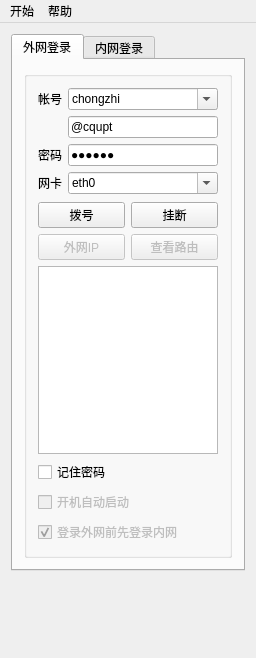
Qt form ui/mainwindow.ui (tlightsky/openkeeper) before a commit.
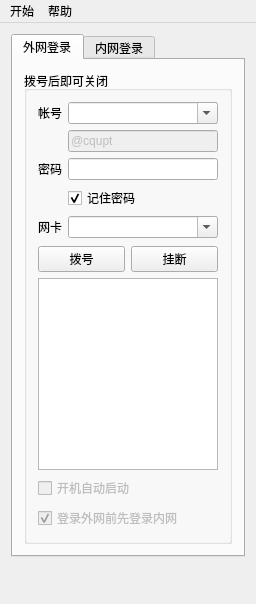
The same form after that commit.

Diff of the .ui file:
```diff
--- a/ui/mainwindow.ui
+++ b/ui/mainwindow.ui
@@ -10,7 +10,7 @@
     <x>0</x>
     <y>0</y>
     <width>246</width>
-    <height>658</height>
+    <height>604</height>
    </rect>
   </property>
   <property name="sizePolicy">
@@ -42,7 +42,7 @@
        <attribute name="title">
         <string>外网登录</string>
        </attribute>
-       <layout class="QHBoxLayout" name="horizontalLayout_4">
+       <layout class="QVBoxLayout" name="verticalLayout">
         <item>
          <widget class="QGroupBox" name="outter_login">
           <property name="sizePolicy">
@@ -52,7 +52,7 @@
            </sizepolicy>
           </property>
           <property name="title">
-           <string/>
+           <string>拨号后即可关闭</string>
           </property>
           <layout class="QVBoxLayout" name="verticalLayout_5">
            <item>
@@ -75,15 +75,13 @@
                <property name="editable">
                 <bool>true</bool>
                </property>
-               <item>
-                <property name="text">
-                 <string>chongzhi</string>
-                </property>
-               </item>
               </widget>
              </item>
              <item row="1" column="1">
               <widget class="QLineEdit" name="outter_net_username_extra">
+               <property name="enabled">
+                <bool>false</bool>
+               </property>
                <property name="text">
                 <string>@cqupt</string>
                </property>
@@ -99,13 +97,26 @@
              <item row="2" column="1">
               <widget class="QLineEdit" name="outter_net_password">
                <property name="text">
-                <string>123456</string>
+                <string/>
                </property>
                <property name="echoMode">
                 <enum>QLineEdit::Password</enum>
                </property>
               </widget>
              </item>
+             <item row="3" column="1">
+              <widget class="QCheckBox" name="outter_remember_passwd">
+               <property name="cursor">
+                <cursorShape>PointingHandCursor</cursorShape>
+               </property>
+               <property name="text">
+                <string>记住密码</string>
+               </property>
+               <property name="checked">
+                <bool>true</bool>
+               </property>
+              </widget>
+             </item>
             </layout>
            </item>
            <item>
@@ -125,21 +136,6 @@
                <property name="editable">
                 <bool>true</bool>
                </property>
-               <item>
-                <property name="text">
-                 <string>eth0</string>
-                </property>
-               </item>
-               <item>
-                <property name="text">
-                 <string>eth1</string>
-                </property>
-               </item>
-               <item>
-                <property name="text">
-                 <string>wlan0</string>
-                </property>
-               </item>
               </widget>
              </item>
             </layout>
@@ -171,39 +167,6 @@
              </item>
             </layout>
            </item>
-           <item>
-            <layout class="QHBoxLayout" name="horizontalLayout_3">
-             <property name="sizeConstraint">
-              <enum>QLayout::SetFixedSize</enum>
-             </property>
-             <item>
-              <widget class="QPushButton" name="outter_ip">
-               <property name="enabled">
-                <bool>false</bool>
-               </property>
-               <property name="cursor">
-                <cursorShape>PointingHandCursor</cursorShape>
-               </property>
-               <property name="text">
-                <string>外网IP</string>
-               </property>
-              </widget>
-             </item>
-             <item>
-              <widget class="QPushButton" name="outter_route">
-               <property name="enabled">
-                <bool>false</bool>
-               </property>
-               <property name="cursor">
-                <cursorShape>PointingHandCursor</cursorShape>
-               </property>
-               <property name="text">
-                <string>查看路由</string>
-               </property>
-              </widget>
-             </item>
-            </layout>
-           </item>
            <item>
             <widget class="QTextBrowser" name="outter_textBrowser">
              <property name="sizePolicy">
@@ -215,7 +178,7 @@
              <property name="maximumSize">
               <size>
                <width>180</width>
-               <height>188</height>
+               <height>195</height>
               </size>
              </property>
             </widget>
@@ -225,13 +188,6 @@
              <property name="sizeConstraint">
               <enum>QLayout::SetFixedSize</enum>
              </property>
-             <item>
-              <widget class="QCheckBox" name="outter_remember_passwd">
-               <property name="text">
-                <string>记住密码</string>
-               </property>
-              </widget>
-             </item>
              <item>
               <widget class="QCheckBox" name="start_onboot">
                <property name="enabled">
```
Left out of the diff: 10 changed lines with no effect on the pictures.
